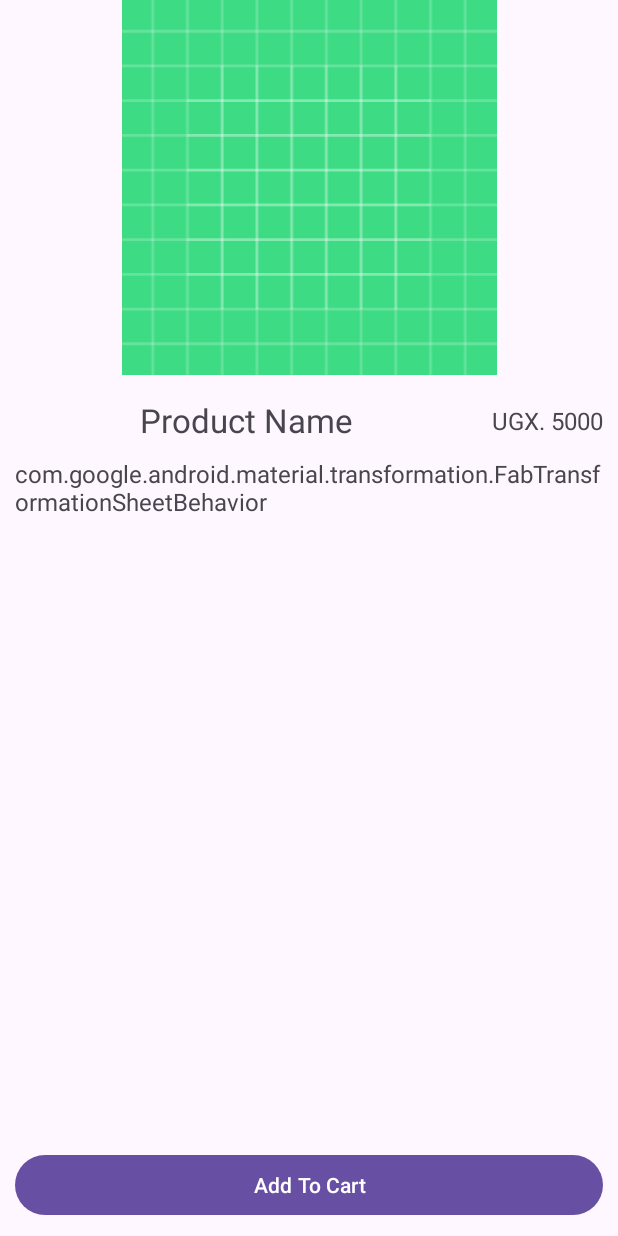
After one commit to IvanOjok/MyShop, an Android app: the layout activity_details.xml on its own in the app's theme, with its tools: preview values and no code run, on a phone screen of 412 x 824 dp. The commit adds this screen. Run offline under Robolectric (Android 15) with nearby library versions, the phone set to English and light mode, and no system bars.

Commit message:
UI changes

```diff
--- a/app/build.gradle.kts
+++ b/app/build.gradle.kts
@@ -49,4 +49,6 @@ dependencies {
     implementation("com.squareup.retrofit2:converter-gson:2.9.0")
     implementation("com.google.code.gson:gson:2.10.1")
     implementation("com.squareup.picasso:picasso:2.8")
+
+    implementation("androidx.fragment:fragment-ktx:1.6.1")
 }
--- a/app/src/main/java/com/ivanojok/myshop/model/ProductResponse.kt
+++ b/app/src/main/java/com/ivanojok/myshop/data/model/ProductResponse.kt
@@ -1,4 +1,4 @@
-package com.ivanojok.myshop.model
+package com.ivanojok.myshop.data.model
 
 data class ProductResponse(
     var id:Int?,
--- a/app/src/main/java/com/ivanojok/myshop/retofit/ProductService.kt
+++ b/app/src/main/java/com/ivanojok/myshop/data/retofit/ProductService.kt
@@ -1,6 +1,6 @@
-package com.ivanojok.myshop.retofit
+package com.ivanojok.myshop.data.retofit
 
-import com.ivanojok.myshop.model.ProductResponse
+import com.ivanojok.myshop.data.model.ProductResponse
 import retrofit2.http.GET
 
 interface ProductService {
--- a/app/src/main/java/com/ivanojok/myshop/retofit/RetrofitInstance.kt
+++ b/app/src/main/java/com/ivanojok/myshop/data/retofit/RetrofitInstance.kt
@@ -1,4 +1,4 @@
-package com.ivanojok.myshop.retofit
+package com.ivanojok.myshop.data.retofit
 
 import retrofit2.Retrofit
 import retrofit2.converter.gson.GsonConverterFactory
--- /dev/null
+++ b/app/src/main/res/layout/activity_details.xml
@@ -0,0 +1,58 @@
+<?xml version="1.0" encoding="utf-8"?>
+<androidx.constraintlayout.widget.ConstraintLayout xmlns:android="http://schemas.android.com/apk/res/android"
+    xmlns:app="http://schemas.android.com/apk/res-auto"
+    xmlns:tools="http://schemas.android.com/tools"
+    android:layout_width="match_parent"
+    android:layout_height="match_parent"
+    tools:context=".DetailsActivity">
+
+    <ImageView
+        android:id="@+id/p_image"
+        android:layout_width="match_parent"
+        android:layout_height="250dp"
+        app:layout_constraintTop_toTopOf="parent"
+        app:srcCompat="@drawable/ic_launcher_background"
+        tools:layout_editor_absoluteX="67dp" />
+
+    <Button
+        android:id="@+id/add_to_cart"
+        android:layout_width="match_parent"
+        android:layout_height="wrap_content"
+        android:layout_margin="10dp"
+        android:text="@string/add_to_cart"
+        app:layout_constraintBottom_toBottomOf="parent"
+        tools:layout_editor_absoluteX="154dp" />
+
+    <TextView
+        android:id="@+id/p_name"
+        android:layout_width="0dp"
+        android:layout_height="wrap_content"
+        android:layout_margin="15dp"
+        android:gravity="center"
+        android:text="@string/product_name"
+        android:textSize="22sp"
+        app:layout_constraintEnd_toStartOf="@+id/p_price"
+        app:layout_constraintStart_toStartOf="parent"
+        app:layout_constraintTop_toBottomOf="@+id/p_image" />
+
+    <TextView
+        android:id="@+id/p_description"
+        android:layout_width="match_parent"
+        android:layout_height="wrap_content"
+        android:layout_margin="10dp"
+        android:text="@string/fab_transformation_sheet_behavior"
+        android:textSize="16sp"
+        app:layout_constraintTop_toBottomOf="@+id/p_name"
+        tools:layout_editor_absoluteX="97dp" />
+
+    <TextView
+        android:id="@+id/p_price"
+        android:layout_width="wrap_content"
+        android:layout_height="wrap_content"
+        android:layout_margin="10dp"
+        android:text="@string/price"
+        android:textSize="16sp"
+        app:layout_constraintBottom_toBottomOf="@+id/p_name"
+        app:layout_constraintEnd_toEndOf="parent"
+        app:layout_constraintTop_toTopOf="@+id/p_name" />
+</androidx.constraintlayout.widget.ConstraintLayout>
--- a/app/src/main/res/layout/activity_main.xml
+++ b/app/src/main/res/layout/activity_main.xml
@@ -4,7 +4,7 @@
     xmlns:tools="http://schemas.android.com/tools"
     android:layout_width="match_parent"
     android:layout_height="match_parent"
-    tools:context=".MainActivity">
+    tools:context=".ui.MainActivity">
 
     <androidx.recyclerview.widget.RecyclerView
         android:id="@+id/product_view"
--- a/app/src/main/res/values/strings.xml
+++ b/app/src/main/res/values/strings.xml
@@ -2,4 +2,6 @@
     <string name="app_name">MyShop</string>
     <string name="my_jumper">Yellow Jumper</string>
     <string name="price">UGX. 5000</string>
+    <string name="add_to_cart">Add To Cart</string>
+    <string name="product_name">Product Name</string>
 </resources>
```
Also changed, not shown: app/src/main/AndroidManifest.xml (+5 -2 lines), app/src/main/java/com/ivanojok/myshop/DetailsActivity.kt (added, +30 -0 lines), app/src/main/java/com/ivanojok/myshop/data/adapter/ProductAdapter.kt (renamed from app/src/main/java/com/ivanojok/myshop/adapter/ProductAdapter.kt, +15 -2 lines), app/src/main/java/com/ivanojok/myshop/ui/MainActivity.kt (renamed from app/src/main/java/com/ivanojok/myshop/MainActivity.kt, +4 -3 lines).
